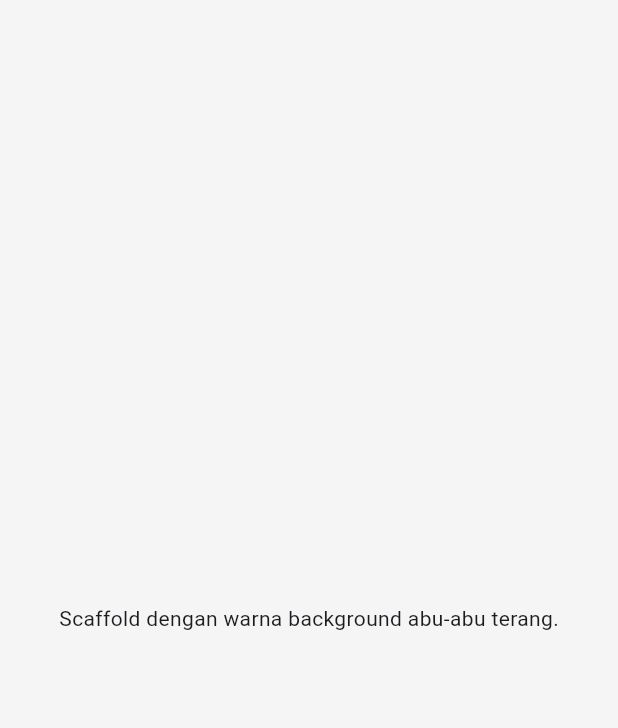
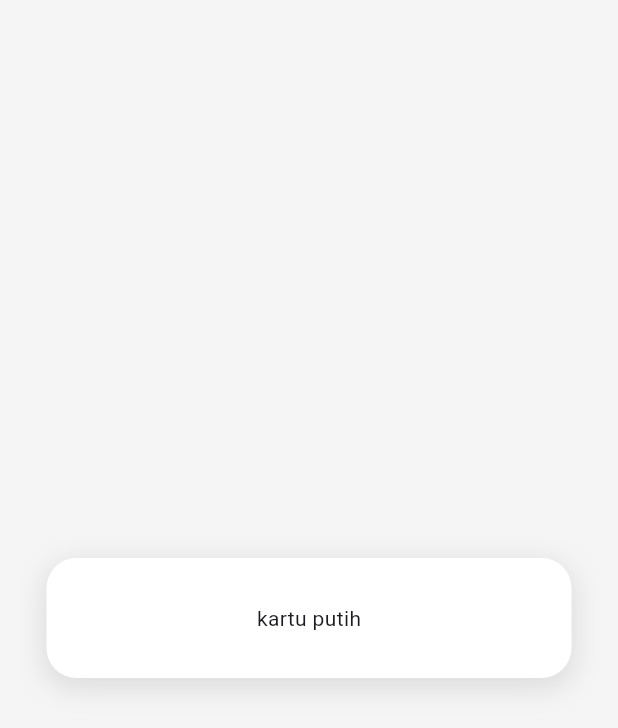
Before and after one commit to icaapriliani/kartu_nama_digital, a Flutter app: the screen it shows after launch, on a phone screen of 412 x 824 dp. Shown: the top 728 px of the screen. Run offline on Flutter 3.47's test engine with Material 3 defaults, Android fonts, the phone set to English and light mode, and no system bars.

Commit message:
tahap 2, Container putih sebgai Kartu  dengan efek bayangan dan penanganan overflow

```diff
--- a/lib/main.dart
+++ b/lib/main.dart
@@ -25,8 +25,33 @@ class profileCard extends StatelessWidget{
     // TODO: implement build
     return Scaffold(
       backgroundColor: Colors.grey[100],
-      body: const Center(
-        child: Text ("Scaffold dengan warna background abu-abu terang."),
+      body:  Center(
+        //dibungkus dgn center agar kartu tetap ditengah,dan tetap bisa di scroll jika konten melebihi tinggi layar
+        child: SingleChildScrollView(
+          child:Container(
+            margin:const EdgeInsets.all(20), //mencegah kartu menempel ketepi layar hp kecil
+            padding: const EdgeInsets.all(30),
+            width: 350,
+            decoration: BoxDecoration(
+              color:  Colors.white,
+              borderRadius: BorderRadius.circular(20),
+              boxShadow: [
+                BoxShadow(
+                  color:Colors.black.withOpacity(0.1), //efek bayangan halus
+                  spreadRadius: 2,
+                  blurRadius: 15,
+                  offset: const Offset(0, 5), //bayangan jatuh sedikit kebawah
+                ),
+              ],
+            ),
+            child: Column(
+              mainAxisSize: MainAxisSize.min, //sesuaikan tinggi kartu dengan konten
+              children: const[
+              Text("kartu putih"),
+              ],
+            ),
+          ),
+        ),
 
     ),
     );
```
